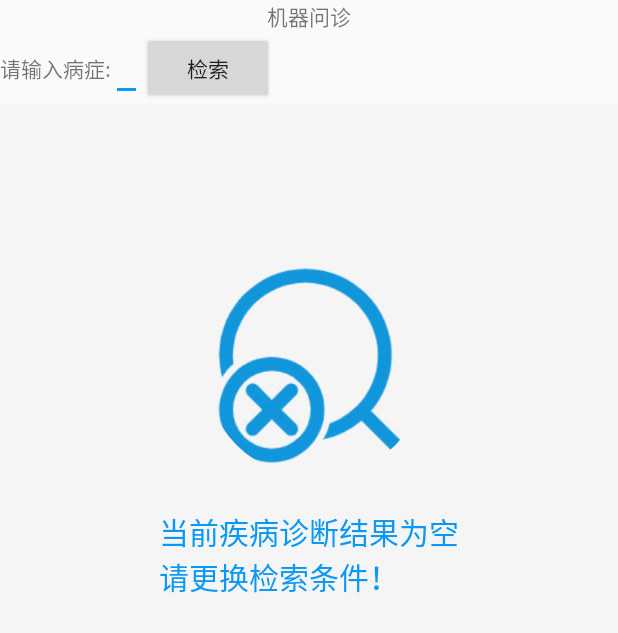
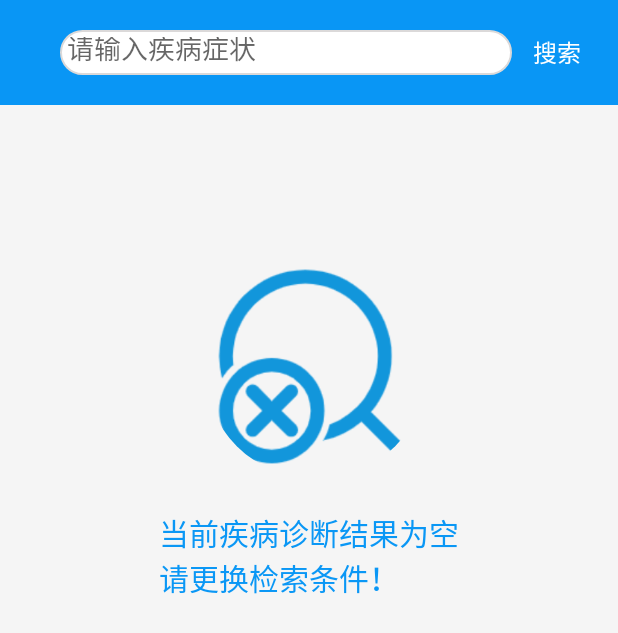
Before and after one commit to java123321/AndroidProject, an Android app: the layout activity_machine_diagnosis.xml on its own in the app's theme, with its tools: preview values and no code run, on a phone screen of 412 x 824 dp. Shown: the top 633 px of the screen. Run offline under Robolectric (Android 15) with nearby library versions, the light colour scheme and no system bars.

Commit message:
机器问诊首页美化

```diff
--- a/app/src/main/java/com/example/ourprojecttest/StuDiagnosis/MachineDiagnosis/MachineAdapter.java
+++ b/app/src/main/java/com/example/ourprojecttest/StuDiagnosis/MachineDiagnosis/MachineAdapter.java
@@ -3,6 +3,7 @@ package com.example.ourprojecttest.StuDiagnosis.MachineDiagnosis;
 import android.content.Context;
 import android.content.Intent;
 import android.util.Log;
+import android.view.LayoutInflater;
 import android.view.View;
 import android.view.ViewGroup;
 import android.widget.LinearLayout;
@@ -49,7 +50,8 @@ public class MachineAdapter extends RecyclerView.Adapter<RecyclerView.ViewHolder
     @Override
     public RecyclerView.ViewHolder onCreateViewHolder(@NonNull ViewGroup parent, int viewType) {
         if(viewType==TYPE_ITEM){
-            View view = View.inflate(mContext, R.layout.display_disease_item, null);
+            //View view = View.inflate(mContext, R.layout.display_disease_item, null);
+            View view = LayoutInflater.from(mContext).inflate(R.layout.display_disease_item,parent,false);
             final ViewHolder holder = new ViewHolder(view);
             return holder;
         }else if(viewType==TYPE_FOOTER){//脚布局
--- a/app/src/main/res/layout/activity_doc_name.xml
+++ b/app/src/main/res/layout/activity_doc_name.xml
@@ -53,7 +53,6 @@
             android:background="#FFFFFF"
             android:drawableRight="@drawable/chahao"
             android:maxLength="4"
-
             android:hint="请输入姓名"
             android:textSize="14sp"></EditText>
     </LinearLayout>
--- a/app/src/main/res/layout/activity_machine_diagnosis.xml
+++ b/app/src/main/res/layout/activity_machine_diagnosis.xml
@@ -6,28 +6,32 @@
     android:orientation="vertical"
     tools:context=".StuDiagnosis.MachineDiagnosis.MachineDiagnosis">
 
-    <TextView
-        android:text="机器问诊"
-        android:gravity="center"
-        android:layout_width="match_parent"
-        android:layout_height="wrap_content"/>
-
     <LinearLayout
         android:layout_width="match_parent"
-        android:layout_height="wrap_content">
-        <TextView
-            android:text="请输入病症:"
-            android:layout_width="wrap_content"
-            android:layout_height="wrap_content"/>
+        android:layout_height="70dp"
+        android:background="#FD0896F5"
+        >
         <EditText
             android:id="@+id/diseaseInput"
-            android:layout_width="wrap_content"
-            android:layout_height="wrap_content"/>
+            android:layout_width="0dp"
+            android:layout_marginLeft="40dp"
+            android:hint="请输入疾病症状"
+            android:textCursorDrawable="@null"
+            android:layout_gravity="center_vertical"
+            android:background="@drawable/yunajiao"
+            android:layout_height="30dp"
+            android:layout_weight="5"/>
         <Button
             android:id="@+id/search"
-            android:text="检索"
-            android:layout_width="wrap_content"
-            android:layout_height="wrap_content"/>
+            android:text="搜索"
+            android:background="#00000000"
+            android:layout_marginRight="10dp"
+            android:layout_width="0dp"
+            android:textColor="#FFFFFF"
+            android:textSize="16dp"
+            android:layout_gravity="center_vertical"
+            android:layout_height="wrap_content"
+            android:layout_weight="1"/>
     </LinearLayout>
 
     <LinearLayout
@@ -58,11 +62,10 @@
         android:id="@+id/dropDownToRefresh"
         android:layout_width="match_parent"
         android:layout_height="match_parent">
-    <androidx.recyclerview.widget.RecyclerView
-        android:id="@+id/machinRecycer"
-        android:visibility="invisible"
-        android:layout_width="match_parent"
-        android:layout_height="match_parent"/>
+        <androidx.recyclerview.widget.RecyclerView
+            android:id="@+id/machinRecycer"
+            android:visibility="invisible"
+            android:layout_width="match_parent"
+            android:layout_height="match_parent"/>
     </androidx.swiperefreshlayout.widget.SwipeRefreshLayout>
-
 </LinearLayout>
--- a/app/src/main/res/layout/stu_frag_wenzhen_fore.xml
+++ b/app/src/main/res/layout/stu_frag_wenzhen_fore.xml
@@ -11,7 +11,6 @@
         android:layout_height="70dp"
         android:textSize="25dp"
         android:text="问诊"
-
         android:textColor="#FFFFFF"
         android:background="#FD0896F5"
         android:gravity="center" />
--- a/app/src/main/res/layout/stu_frag_yaodian_fore.xml
+++ b/app/src/main/res/layout/stu_frag_yaodian_fore.xml
@@ -24,7 +24,7 @@
         <EditText
             android:id="@+id/stu_yaodian_search_box"
             android:layout_width="0dp"
-            android:layout_height="25dp"
+            android:layout_height="30dp"
             android:layout_gravity="center_vertical"
             android:layout_weight="6"
             android:background="@drawable/yunajiao"
```
Also changed, not shown: app/src/main/java/com/example/ourprojecttest/StuDiagnosis/MachineDiagnosis/MachineDiagnosis.java (+69 -2 lines), app/src/main/res/layout/display_disease_item.xml (+15 -3 lines).
